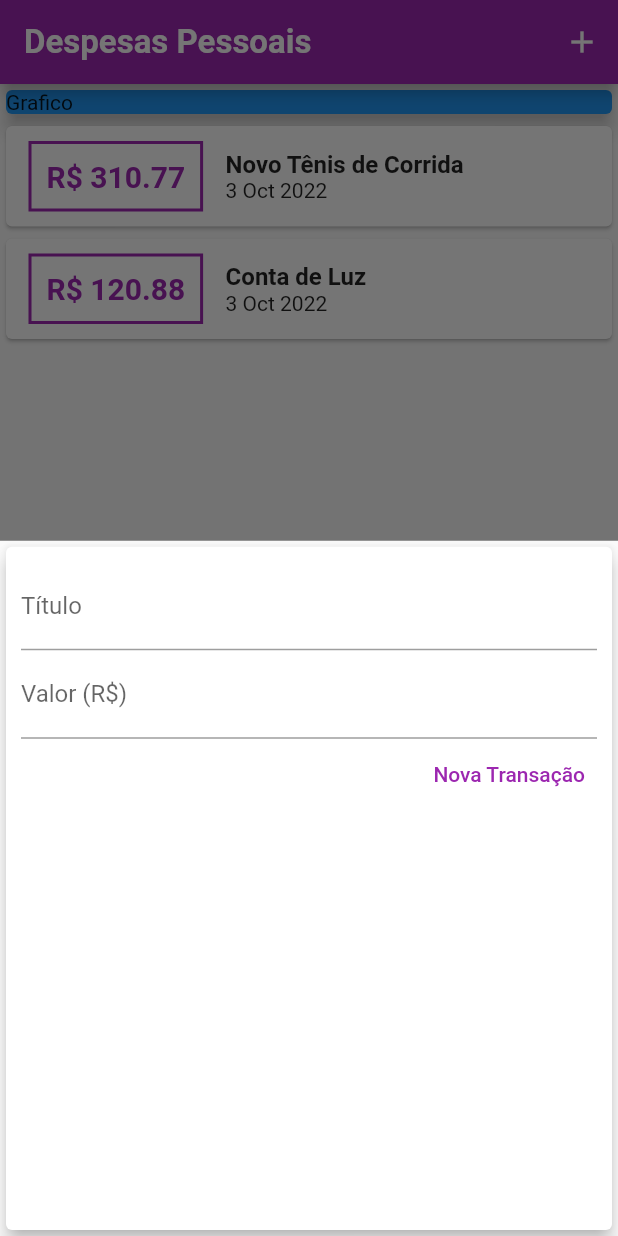
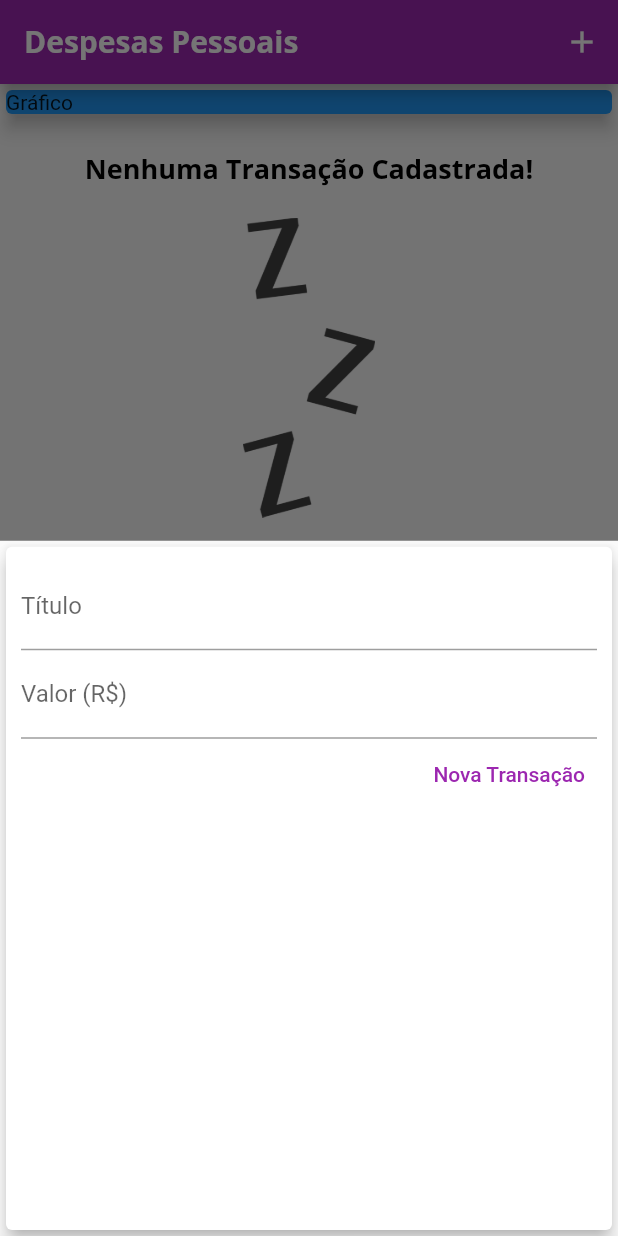
Before and after one commit to DaniloSacramento/Despesas-Pessoais-App, a Flutter app: the screen it shows after launch, after a tap on the "add" icon, on a phone screen of 412 x 824 dp. Run offline on Flutter 3.47's test engine with Material 2 defaults, Android fonts, the phone set to English and light mode, and no system bars; missing offline and left inert: dart:js_util.

```diff
--- a/expenses/lib/components/transaction_form.dart
+++ b/expenses/lib/components/transaction_form.dart
@@ -1,29 +1,28 @@
-import 'package:flutter/src/widgets/container.dart';
-import 'package:flutter/src/widgets/framework.dart';
 import 'package:flutter/material.dart';
 
 class TransactionForm extends StatefulWidget {
   final void Function(String, double) onSubmit;
 
-  TransactionForm(this.onSubmit);
+  const TransactionForm(this.onSubmit, {Key? key}) : super(key: key);
 
   @override
   State<TransactionForm> createState() => _TransactionFormState();
 }
 
 class _TransactionFormState extends State<TransactionForm> {
-   final titleControler = TextEditingController();
-  // O estado interno ainda vai mudar
-   final valueControler = TextEditingController();
+  final titleController = TextEditingController();
 
-  _submitForm () {
-                    final title = titleControler.text;
-                    final value = double.tryParse(valueControler.text) ?? 0.0;
+  final valueController = TextEditingController();
 
-                    if(title.isEmpty || value <= 0 ) {
+  _submitForm() {
+    final title = titleController.text;
+    final value = double.tryParse(valueController.text) ?? 0;
+
+    if (title.isEmpty || value <= 0) {
       return;
     }
-                    widget.onSubmit(title, value); // consegue acessar todos os parametros que forem passados no componentes
+
+    widget.onSubmit(title, value);
   }
 
   @override
@@ -35,34 +34,35 @@ class _TransactionFormState extends State<TransactionForm> {
         child: Column(
           children: [
             TextField(
-                  controller: titleControler,
+              controller: titleController,
               onSubmitted: (_) => _submitForm(),
-                    decoration: InputDecoration(
-                      labelText: "Título",
+              decoration: const InputDecoration(
+                labelText: 'Título',
               ),
             ),
-                     TextField (
-                      controller: valueControler,
-                      keyboardType: TextInputType.numberWithOptions(decimal: true),
-                      onSubmitted: (_) => _submitForm()
-                      ,
-                      decoration: InputDecoration(
-                        labelText: "Valor (R\$)",
+            TextField(
+              controller: valueController,
+              keyboardType:
+                  const TextInputType.numberWithOptions(decimal: true),
+              onSubmitted: (_) => _submitForm(),
+              decoration: const InputDecoration(
+                labelText: 'Valor (R\$)',
               ),
             ),
             Row(
               mainAxisAlignment: MainAxisAlignment.end,
-                      children: [
+              children: <Widget>[
                 TextButton(
-                          child: const Text("Nova Transação" ,
-                        style: const TextStyle(
+                  child: const Text(
+                    'Nova Transação',
+                    style: TextStyle(
                       color: Colors.purple,
                     ),
                   ),
-                          onPressed: _submitForm ,
+                  onPressed: _submitForm,
+                )
+              ],
             ),
-                    ],
-                 )
           ],
         ),
       ),
--- a/expenses/lib/components/transaction_list.dart
+++ b/expenses/lib/components/transaction_list.dart
@@ -1,26 +1,37 @@
-import 'package:flutter/src/widgets/container.dart';
-import 'package:flutter/src/widgets/framework.dart';
 import 'package:flutter/material.dart';
-import "../models/transaction.dart";
+import '../models/transaction.dart';
 import 'package:intl/intl.dart';
 
-
 class TransactionList extends StatelessWidget {
-
   final List<Transaction> transactions;
 
- TransactionList(
-  this.transactions
- );
-
+  const TransactionList(this.transactions );
 
   @override
   Widget build(BuildContext context) {
-    return Container(
+    return SizedBox(
       height: 300,
-      child: ListView.builder(
+      child: transactions.isEmpty
+          ? Column(
+              children: [
+                const SizedBox(height: 20),
+                Text(
+                  'Nenhuma Transação Cadastrada!',
+                  style: Theme.of(context).textTheme.headline6,
+                ),
+                const SizedBox(height: 20),
+                SizedBox(
+                  height: 200,
+                  child: Image.asset(
+                    'assets/images/waiting.png',
+                    fit: BoxFit.cover,
+                  ),
+                ),
+              ],
+            )
+          : ListView.builder(
               itemCount: transactions.length,
-        itemBuilder: (ctx, index){
+              itemBuilder: (ctx, index) {
                 final tr = transactions[index];
                 return Card(
                   child: Row(
@@ -28,18 +39,17 @@ class TransactionList extends StatelessWidget {
                       Container(
                         margin: const EdgeInsets.symmetric(
                           horizontal: 15,
-                        vertical: 10
+                          vertical: 10,
                         ),
                         decoration: BoxDecoration(
                           border: Border.all(
                             color: Theme.of(context).colorScheme.primary,
                             width: 2,
                           ),
-
                         ),
-                      padding: EdgeInsets.all(10) ,   // Todas direçoes margin de 10
+                        padding: const EdgeInsets.all(10),
                         child: Text(
-                      "R\$ ${tr.value.toString()}" ,
+                          "R\$ ${tr.value.toString()}",
                           style: TextStyle(
                             fontWeight: FontWeight.bold,
                             fontSize: 20,
@@ -50,25 +60,23 @@ class TransactionList extends StatelessWidget {
                       Column(
                         crossAxisAlignment: CrossAxisAlignment.start,
                         children: [
-
-                          Text(tr.title.toString(),
-                          style: const TextStyle(
-                            fontSize: 16,
-                            fontWeight: FontWeight.bold
-                          ),),
+                          Text(
+                            tr.title.toString(),
+                            style: Theme.of(context).textTheme.headline6,
+                          ),
                           Text(
                             DateFormat('d MMM y').format(tr.date),
-                          style:  TextStyle(
-                            fontSize: 14,
-                             color: Colors.grey[250]
-                          ),)
+                            style: const TextStyle(
+                              color: Colors.grey,
+                            ),
+                          ),
                         ],
-                      )
+                      ),
                     ],
                   ),
                 );
               },
-
-          ));
+            ),
+    );
   }
 }
--- a/expenses/lib/main.dart
+++ b/expenses/lib/main.dart
@@ -1,27 +1,21 @@
-
-import 'dart:ui';
-import 'package:flutter/src/widgets/container.dart';
-import 'package:flutter/src/widgets/framework.dart';
+import 'package:expenses/components/transaction_form.dart';
 import 'package:flutter/material.dart';
-import "../components/transaction_form.dart";
-import '../components/transaction_list.dart';
-import "../models/transaction.dart";
-import "dart:math";
-
-
-
+import 'dart:math';
+import 'components/transaction_form.dart';
+import 'components/transaction_list.dart';
+import 'models/transaction.dart';
 
 main() => runApp(ExpensesApp());
+
 class ExpensesApp extends StatelessWidget {
+
   final ThemeData tema = ThemeData();
-
-
 
   @override
   Widget build(BuildContext context) {
     return MaterialApp(
-    home: MyHomePage(),
-    theme: tema.copyWith(
+      home:  MyHomePage(),
+      theme: tema.copyWith(
         colorScheme: tema.colorScheme.copyWith(
           primary: Colors.purple,
           secondary: Colors.black,
@@ -29,15 +23,15 @@ class ExpensesApp extends StatelessWidget {
         textTheme: tema.textTheme.copyWith(
           headline6: const TextStyle(
             fontFamily: 'OpenSans',
-            fontSize: 22,
+            fontSize: 18,
             fontWeight: FontWeight.bold,
             color: Colors.black,
-          )
+          ),
         ),
-         appBarTheme: const AppBarTheme(
+        appBarTheme: const AppBarTheme(
           titleTextStyle: TextStyle(
             fontFamily: 'OpenSans',
-            fontSize: 22,
+            fontSize: 20,
             fontWeight: FontWeight.bold,
           ),
         ),
@@ -48,84 +42,81 @@ class ExpensesApp extends StatelessWidget {
 
 class MyHomePage extends StatefulWidget {
 
+
   @override
   State<MyHomePage> createState() => _MyHomePageState();
 }
 
 class _MyHomePageState extends State<MyHomePage> {
-
-
-  final _transactions = [
-    Transaction(
-      id: "t1",
-      title: "Novo Tênis de Corrida",
-      value: 310.77,
-      date: DateTime.now(),
-    ),
-    Transaction(
-      id: "t2",
-      title: "Conta de Luz",
-      value: 120.88,
-      date: DateTime.now(),
-    )
+  final List<Transaction> _transactions = [
+    // Transaction(
+    //   id: 't1',
+    //   title: 'Novo Tênis de Corrida',
+    //   value: 310.76,
+    //   date: DateTime.now(),
+    // ),
+    // Transaction(
+    //   id: 't2',
+    //   title: 'Conta de Luz',
+    //   value: 211.30,
+    //   date: DateTime.now(),
+    // ),
   ];
 
-  _addTransaction(String title, double value){
-    final newTransaction =  Transaction(
-      id: "Random().nextDouble().toString()",
+  _addTransaction(String title, double value) {
+    final newTransaction = Transaction(
+      id: Random().nextDouble().toString(),
       title: title,
       value: value,
       date: DateTime.now(),
     );
-    setState(()
-    {
+
+    setState(() {
       _transactions.add(newTransaction);
-
     });
 
-    Navigator.of(context).pop(); // O pop sere para fechar
+    Navigator.of(context).pop();
   }
 
-  _openTransactionFormModal(BuildContext context){
+  _openTransactionFormModal(BuildContext context) {
     showModalBottomSheet(
       context: context,
-       builder: (ctx){
+      builder: (ctx) {
         return TransactionForm(_addTransaction);
-       }
-
-       );
+      },
+    );
   }
 
   @override
   Widget build(BuildContext context) {
     return Scaffold(
       appBar: AppBar(
-        title: Text("Despesas Pessoais"),
+        title: const Text('Despesas Pessoais'),
         actions: [
-          IconButton(icon: Icon(Icons.add),
-          onPressed: () => _openTransactionFormModal(context) ,
-          )
+          IconButton(
+            icon: const Icon(Icons.add),
+            onPressed: () => _openTransactionFormModal(context),
+          ),
         ],
       ),
       body: SingleChildScrollView(
         child: Column(
           crossAxisAlignment: CrossAxisAlignment.stretch,
-          children: <Widget> [
-            Container(
-              child: const Card(
+          children: [
+            const SizedBox(
+              child: Card(
                 color: Colors.blue,
-                child: Text("Grafico"),
+                child: Text('Gráfico'),
                 elevation: 5,
               ),
             ),
             TransactionList(_transactions),
-
           ],
         ),
       ),
       floatingActionButton: FloatingActionButton(
-        child: Icon(Icons.add),
-        onPressed: ()  => _openTransactionFormModal(context),
+        child: const Icon(Icons.add),
+        onPressed: () => _openTransactionFormModal(context),
       ),
       floatingActionButtonLocation: FloatingActionButtonLocation.centerFloat,
     );
```
Also changed, not shown: expenses/lib/components/chart.dart (added, +45 -0 lines), expenses/pubspec.yaml (+19 -17 lines), expenses/assets/fonts/OpenSans-Bold.ttf (renamed from assets/fonts/OpenSans-Bold.ttf), expenses/assets/fonts/OpenSans-Regular.ttf (renamed from assets/fonts/OpenSans-Regular.ttf), expenses/assets/fonts/Quicksand-Bold.ttf (renamed from assets/fonts/Quicksand-Bold.ttf), expenses/assets/fonts/Quicksand-Light.ttf (renamed from assets/fonts/Quicksand-Light.ttf), expenses/assets/fonts/Quicksand-Medium.ttf (renamed from assets/fonts/Quicksand-Medium.ttf), expenses/assets/fonts/Quicksand-Regular.ttf (renamed from assets/fonts/Quicksand-Regular.ttf), expenses/assets/images/waiting.png (added), expenses/pubspec.lock. Lines whose indentation alone changed are shown as unchanged.
